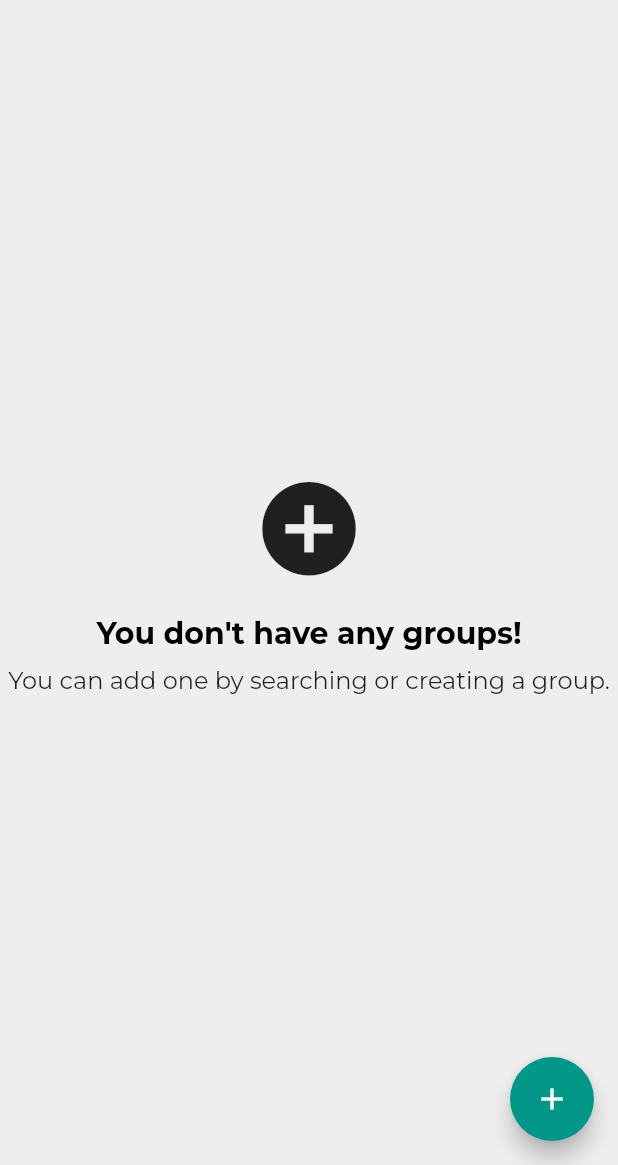
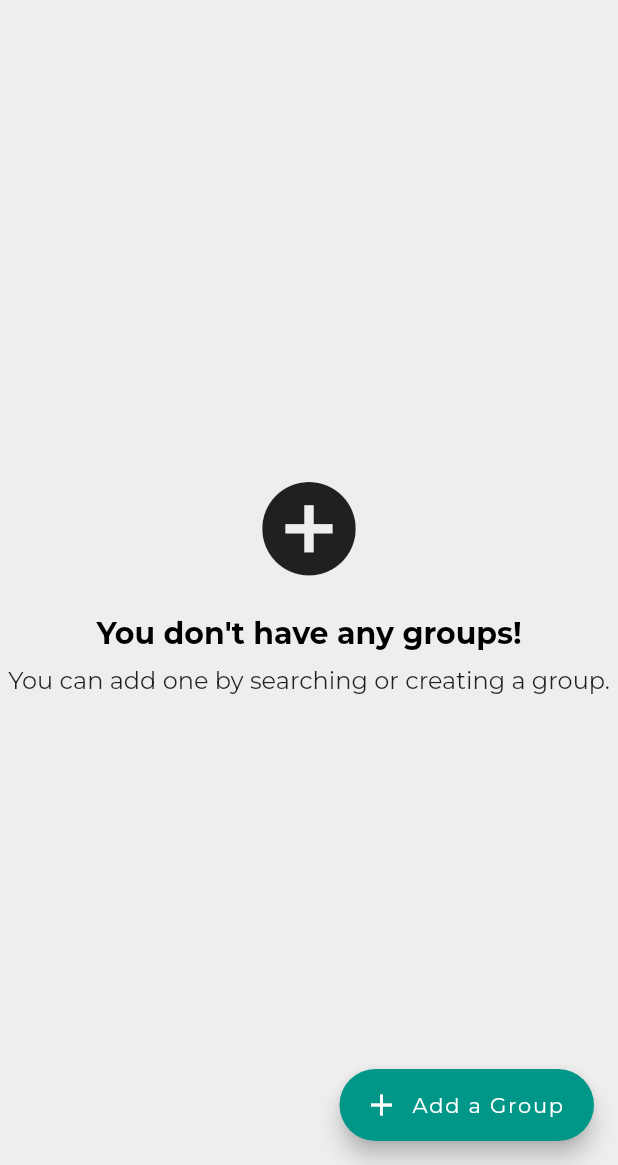
Before and after one commit to EliezerAmbion/flutter_chat_app, a Flutter app: the screen it shows once a user with an empty profile is signed in, on a phone screen of 412 x 824 dp, the part 71-1236 px from its top. Run offline on Flutter 3.47's test engine with Material 2 defaults, Android fonts, the phone set to English and light mode, and no system bars; our stand-ins replace badges, cloud_firestore, firebase_auth, firebase_core, firebase_storage, image_picker; accounts and stored records are empty.

Commit message:
change button to button with labal

```diff
--- a/lib/screens/home_screen.dart
+++ b/lib/screens/home_screen.dart
@@ -141,11 +141,10 @@ class _HomeScreenState extends State<HomeScreen> {
         },
       ),
 
-      floatingActionButton: FloatingActionButton(
+      floatingActionButton: FloatingActionButton.extended(
         onPressed: () => createGroup(),
-        child: const Icon(
-          Icons.add,
-        ),
+        icon: const Icon(Icons.add),
+        label: const Text('Add a Group'),
       ),
     );
   }
```
Also changed, not shown: lib/screens/group/group_info_screen.dart (+3 -4 lines), lib/screens/search_screen.dart (+5 -2 lines).
